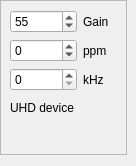
Old version of the form src/devices/uhd/uhd-widget.ui in the repository tomneda/DABstar.
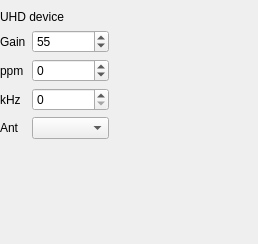
New version of the form.

Commit message: Add antenna selector to UHD widget

```diff
--- a/src/devices/uhd/uhd-widget.ui
+++ b/src/devices/uhd/uhd-widget.ui
@@ -6,36 +6,50 @@
    <rect>
     <x>0</x>
     <y>0</y>
-    <width>136</width>
-    <height>166</height>
+    <width>258</width>
+    <height>244</height>
    </rect>
   </property>
+  <property name="minimumSize">
+   <size>
+    <width>258</width>
+    <height>244</height>
+   </size>
+  </property>
+  <property name="maximumSize">
+   <size>
+    <width>366</width>
+    <height>271</height>
+   </size>
+  </property>
   <property name="windowTitle">
    <string>Form</string>
   </property>
-  <widget class="QFrame" name="frame">
+  <widget class="QWidget" name="formLayoutWidget">
    <property name="geometry">
     <rect>
      <x>0</x>
-     <y>0</y>
-     <width>127</width>
-     <height>155</height>
+     <y>10</y>
+     <width>109</width>
+     <height>146</height>
     </rect>
    </property>
-   <property name="sizePolicy">
-    <sizepolicy hsizetype="Fixed" vsizetype="Fixed">
-     <horstretch>0</horstretch>
-     <verstretch>0</verstretch>
-    </sizepolicy>
-   </property>
-   <property name="frameShape">
-    <enum>QFrame::StyledPanel</enum>
-   </property>
-   <property name="frameShadow">
-    <enum>QFrame::Raised</enum>
-   </property>
-   <layout class="QGridLayout" name="gridLayout">
-    <item row="0" column="0">
+   <layout class="QFormLayout" name="formLayout">
+    <item row="0" column="0" colspan="2">
+     <widget class="QLabel" name="label">
+      <property name="text">
+       <string>UHD device</string>
+      </property>
+     </widget>
+    </item>
+    <item row="1" column="0">
+     <widget class="QLabel" name="label_5">
+      <property name="text">
+       <string>Gain</string>
+      </property>
+     </widget>
+    </item>
+    <item row="1" column="1">
      <widget class="QSpinBox" name="externalGain">
       <property name="maximum">
        <number>103</number>
@@ -45,14 +59,14 @@
       </property>
      </widget>
     </item>
-    <item row="0" column="1">
-     <widget class="QLabel" name="label_5">
+    <item row="2" column="0">
+     <widget class="QLabel" name="label_4">
       <property name="text">
-       <string>Gain</string>
+       <string>ppm</string>
       </property>
      </widget>
     </item>
-    <item row="1" column="0">
+    <item row="2" column="1">
      <widget class="QSpinBox" name="f_correction">
       <property name="minimum">
        <number>-100</number>
@@ -62,41 +76,30 @@
       </property>
      </widget>
     </item>
-    <item row="1" column="1">
-     <widget class="QLabel" name="label_4">
-      <property name="text">
-       <string>ppm</string>
-      </property>
-     </widget>
-    </item>
-    <item row="2" column="0">
-     <widget class="QSpinBox" name="KhzOffset">
-      <property name="maximum">
-       <number>1000000</number>
-      </property>
-     </widget>
-    </item>
-    <item row="2" column="1">
+    <item row="3" column="0">
      <widget class="QLabel" name="label_3">
       <property name="text">
        <string>kHz</string>
       </property>
      </widget>
     </item>
-    <item row="3" column="0">
-     <widget class="QLabel" name="label">
-      <property name="text">
-       <string>UHD device</string>
+    <item row="3" column="1">
+     <widget class="QSpinBox" name="KhzOffset">
+      <property name="maximum">
+       <number>1000000</number>
       </property>
      </widget>
     </item>
-    <item row="4" column="0" colspan="2">
-     <widget class="QLabel" name="statusLabel">
+    <item row="4" column="0">
+     <widget class="QLabel" name="label_2">
       <property name="text">
-       <string/>
+       <string>Ant</string>
       </property>
      </widget>
     </item>
+    <item row="4" column="1">
+     <widget class="QComboBox" name="cmbAnt"/>
+    </item>
    </layout>
   </widget>
  </widget>
```
The commit also changes 2 other files.
